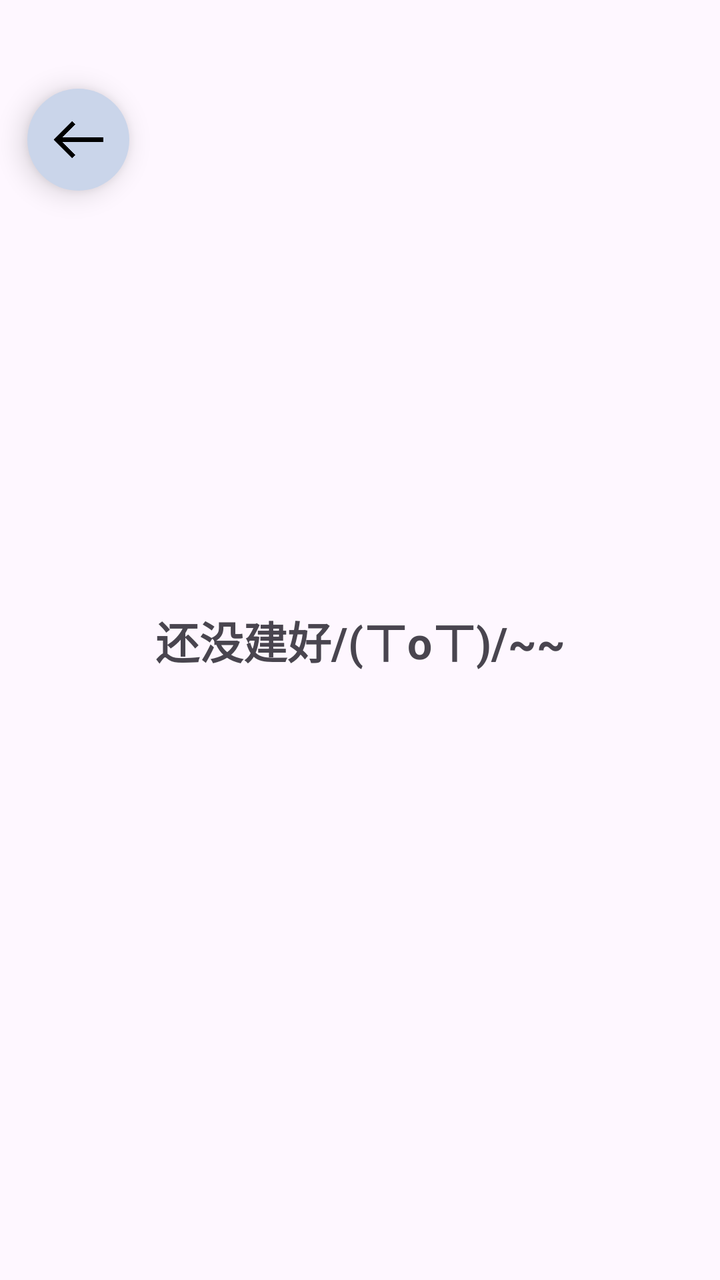
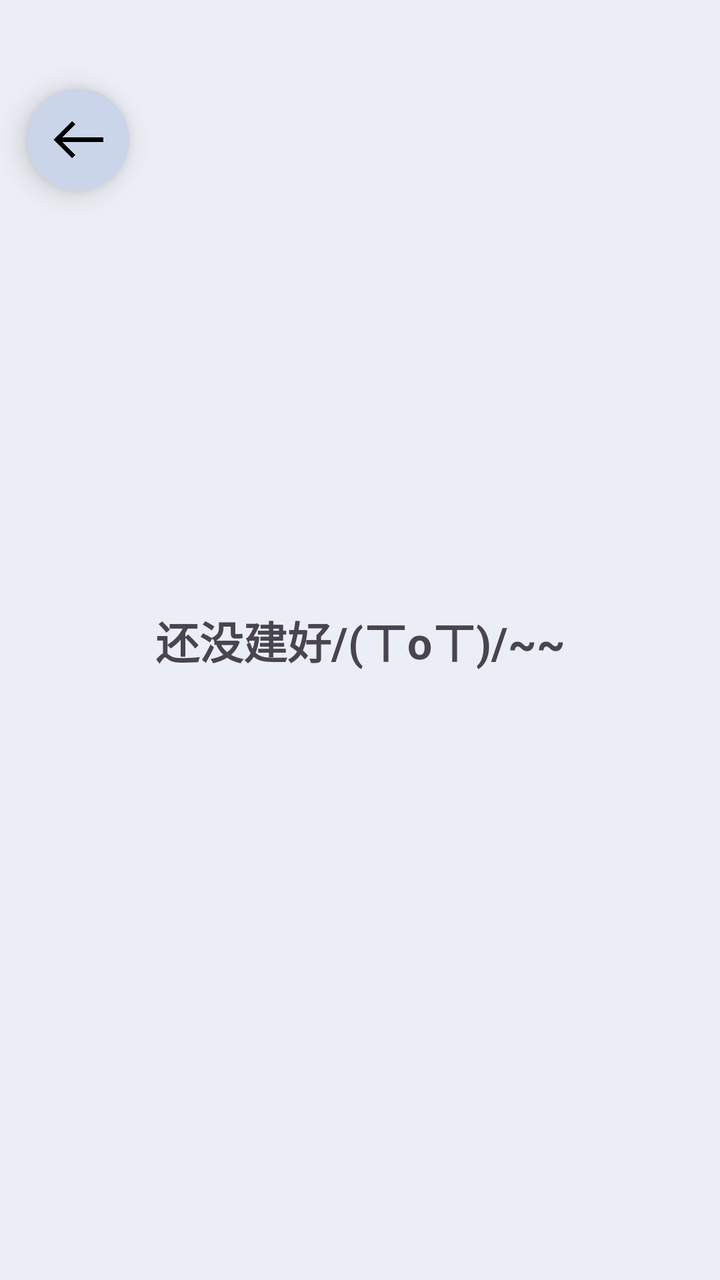

Screens rendered from an Android XML layout before and after an edit, with the pre-edit source and the edit as a unified diff.
<!-- AndroidManifest.xml: application theme Theme.MusicIsland -->
<!-- res/layout/setting_list.xml -->
<?xml version="1.0" encoding="utf-8"?>
<androidx.constraintlayout.widget.ConstraintLayout xmlns:android="http://schemas.android.com/apk/res/android"
    xmlns:app="http://schemas.android.com/apk/res-auto"
    xmlns:tools="http://schemas.android.com/tools"
    android:layout_width="match_parent"
    android:layout_height="match_parent">

    <androidx.constraintlayout.widget.ConstraintLayout
        android:id="@+id/returnButton_settings"
        android:layout_width="51dp"
        android:layout_height="51dp"
        android:background="@drawable/circle_bg"
        android:elevation="8dp"
        app:layout_constraintBottom_toBottomOf="parent"
        app:layout_constraintEnd_toEndOf="parent"
        app:layout_constraintHorizontal_bias="0.044"
        app:layout_constraintStart_toStartOf="parent"
        app:layout_constraintTop_toTopOf="parent"
        app:layout_constraintVertical_bias="0.075">

        <ImageButton
            android:id="@+id/icon_return_setting"
            android:layout_width="37dp"
            android:layout_height="37dp"
            android:background="?attr/selectableItemBackgroundBorderless"
            android:scaleType="centerInside"
            app:layout_constraintBottom_toBottomOf="parent"
            app:layout_constraintEnd_toEndOf="parent"
            app:layout_constraintStart_toStartOf="parent"
            app:layout_constraintTop_toTopOf="parent"
            app:srcCompat="@drawable/arrow_left_icon" />
    </androidx.constraintlayout.widget.ConstraintLayout>

    <TextView
        android:id="@+id/textView"
        android:layout_width="wrap_content"
        android:layout_height="wrap_content"
        android:text="还没建好/(ㄒoㄒ)/~~"
        android:textSize="22dp"
        android:textStyle="bold"
        app:layout_constraintBottom_toBottomOf="parent"
        app:layout_constraintEnd_toEndOf="parent"
        app:layout_constraintStart_toStartOf="parent"
        app:layout_constraintTop_toTopOf="parent" />

</androidx.constraintlayout.widget.ConstraintLayout>
<!-- resources referenced by this layout -->
<resources>
  <!-- drawable arrow_left_icon: png bitmap (drawable, 27516 bytes) -->
  <!-- drawable circle_bg (drawable) -->
  <?xml version="1.0" encoding="utf-8"?>
  <shape xmlns:android="http://schemas.android.com/apk/res/android"
      android:shape="oval">
      <solid android:color="#cad5ea"/>
  </shape>
  <style name="Theme.MusicIsland" parent="Base.Theme.MusicIsland" />
  <style name="Base.Theme.MusicIsland" parent="Theme.Material3.DayNight.NoActionBar">
          
          
          <item name="isMaterial3DynamicColorApplied">false</item>
  
      </style>
</resources>

<!-- the commit's change to res/layout/setting_list.xml (unified diff, before → after) -->
@@ -9,7 +9,7 @@
         android:id="@+id/returnButton_settings"
         android:layout_width="51dp"
         android:layout_height="51dp"
-        android:background="@drawable/circle_bg"
+        android:background="@drawable/bg_circle"
         android:elevation="8dp"
         app:layout_constraintBottom_toBottomOf="parent"
         app:layout_constraintEnd_toEndOf="parent"
<!-- resource entries referenced after the edit -->
@@ -1,18 +1,22 @@
 <!-- resources referenced by this layout -->
 <resources>
   <!-- drawable arrow_left_icon: png bitmap (drawable, 27516 bytes) -->
-  <!-- drawable circle_bg (drawable) -->
+  <!-- drawable bg_circle (drawable) -->
   <?xml version="1.0" encoding="utf-8"?>
   <shape xmlns:android="http://schemas.android.com/apk/res/android"
       android:shape="oval">
       <solid android:color="#cad5ea"/>
   </shape>
-  <style name="Theme.MusicIsland" parent="Base.Theme.MusicIsland" />
+  <style name="Theme.MusicIsland" parent="Base.Theme.MusicIsland">
+          <item name="android:colorBackground">@color/blue</item>
+          <item name="android:forceDarkAllowed">false</item>
+      </style>
   <style name="Base.Theme.MusicIsland" parent="Theme.Material3.DayNight.NoActionBar">
           
           
           <item name="isMaterial3DynamicColorApplied">false</item>
   
       </style>
+  <color name="blue">#eceef5</color>
 </resources>
 
